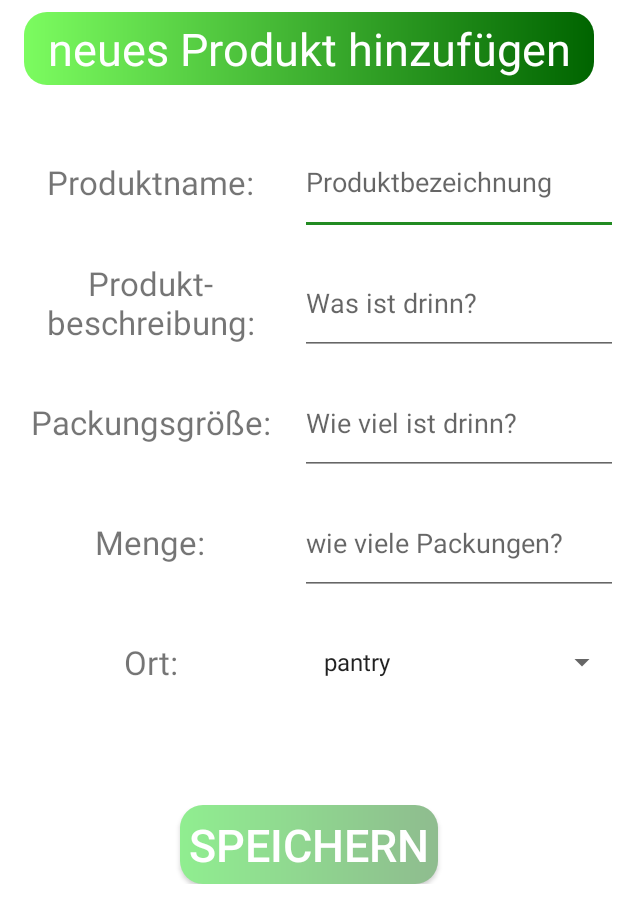
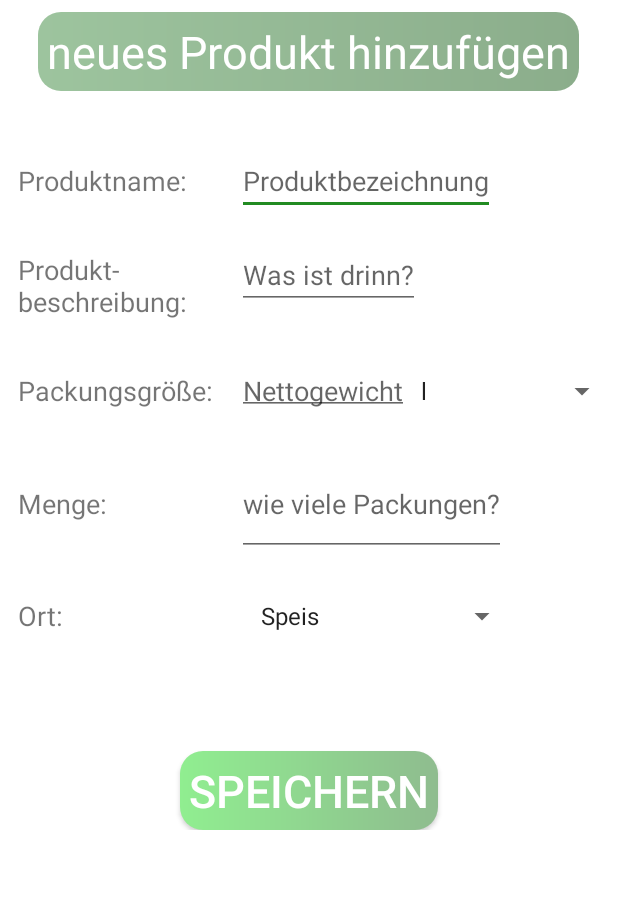
Before and after one commit to kathkirch/speisekammerApp, an Android app: the InsertProduct screen opened directly, with no data from a screen before it, on a phone screen of 412 x 824 dp. Shown: the top 923 px of the screen. Run offline under Robolectric (Android 15) with nearby library versions, the phone set to English and light mode, and no system bars; our stand-ins replace Firebase (no records; nobody signed in at launch, a user with empty details on screens opened directly); 1 statement that could not run was skipped.

Commit message:
add insertProduct and update Product Mehtods

```diff
--- a/app/src/main/AndroidManifest.xml
+++ b/app/src/main/AndroidManifest.xml
@@ -19,7 +19,9 @@
         android:supportsRtl="true"
         android:theme="@style/vorratskammer_layout"
         android:usesCleartextTraffic="true">
-        <activity android:name=".InsertProduct"></activity>
+
+
+        <activity android:name=".InsertProduct" />
         <activity android:name=".MainActivity">
             <intent-filter>
                 <action android:name="android.intent.action.MAIN" />
--- a/app/src/main/java/com/example/myapplication/InsertProduct.java
+++ b/app/src/main/java/com/example/myapplication/InsertProduct.java
@@ -25,40 +25,48 @@ public class InsertProduct extends AppCompatActivity {
     private EditText pSize;
     private EditText pAmount;
     private Button btSpeichern;
-
     private Spinner spLocation;
+    private Spinner spUnits;
 
     private String receivingBarcode;
     private String proName;
     private String proDescription;
-    private int proSize;
+    private String proSize;
     private double proAmount;
-    private Produkt.Location proLocation;
+    private String proLocation;
 
+    private String loco;
 
+    private final String [] array_Units = new String [] {"l", "ml", "g", "kg"};
 
-
+    private final String [] array_locations = new String [] {"Speis", "Vorratsschrank", "Kühlschrank",
+                                                        "Gefrierschrank"};
 
     @Override
     protected void onCreate(Bundle savedInstanceState) {
         super.onCreate(savedInstanceState);
         setContentView(R.layout.activity_insert_product);
 
+        Intent intent = getIntent();
+
+        receivingBarcode = intent.getStringExtra(IntoDatabase.BARCODE);
+        loco = intent.getStringExtra(IntoDatabase.LOCATION);
+
         pName = findViewById(R.id.eTpName);
         pDescription = findViewById(R.id.eTpDesc);
         pSize = findViewById(R.id.eTpSize);
+        spUnits = findViewById(R.id.spUnits);
         pAmount = findViewById(R.id.eTpAmount);
         spLocation = findViewById(R.id.spLocation);
         btSpeichern = findViewById(R.id.btSave);
 
-        proName = pName.getText().toString();
+        spLocation.setAdapter(new ArrayAdapter<String>(this,
+                android.R.layout.simple_list_item_1, array_locations));
+        spUnits.setAdapter(new ArrayAdapter<String>(this,
+                android.R.layout.simple_selectable_list_item, array_Units));
 
-        spLocation.setAdapter(new ArrayAdapter<Produkt.Location>(this,
-                android.R.layout.simple_list_item_1, Produkt.Location.values()));
 
-        Intent intent = getIntent();
-        receivingBarcode = intent.getStringExtra(IntoDatabase.BARCODE);
-
+        spLocation.setSelection(getSelection(loco));
 
         btSpeichern.setOnClickListener(new View.OnClickListener() {
             @Override
@@ -85,33 +93,54 @@ public class InsertProduct extends AppCompatActivity {
         return dataChecked;
     }
 
+    public int getSelection (String loco){
+        int index;
+        switch (loco){
+            case "Speis" :
+                index = 0;
+                return index;
+            case "Vorratsschrank" :
+                index = 1;
+                return index;
+            case "Kühlschrank" :
+                index = 2;
+                return index;
+            case "Gefrierschrank" :
+                index = 3;
+                return index;
+            default:
+                return 0;
+        }
+    }
+
     public void addToDatabase (){
+
+        proLocation = spLocation.getSelectedItem().toString();
 
         FirebaseDatabase database = FirebaseDatabase.getInstance();
         DatabaseReference productNode = database.getReference("products");
-
+        DatabaseReference locationNode = productNode.child(proLocation);
+        DatabaseReference barcodeNode = locationNode.child(receivingBarcode);
         Produkt produkt;
 
-        if (checkData() && (receivingBarcode != null)) {
+        if (checkData() && (receivingBarcode != null) && (loco != null)) {
             proName = pName.getText().toString();
             proDescription = pDescription.getText().toString();
-            proSize = Integer.parseInt(pSize.getText().toString());
+            proSize = (pSize.getText().toString() + spUnits.getSelectedItem().toString());
             proAmount = Double.parseDouble(pAmount.getText().toString());
-            proLocation = (Produkt.Location) spLocation.getSelectedItem();
+
 
             produkt = new Produkt(receivingBarcode, proName, proDescription, proSize,
                     proAmount, proLocation);
 
-            productNode.child(receivingBarcode).setValue(produkt);
-            Toast.makeText(getApplicationContext(), "Produkt hinzugefuegt", Toast.LENGTH_SHORT)
+
+            barcodeNode.setValue(produkt);
+            Toast.makeText(getApplicationContext(), R.string.produkt_hinzugefuegt, Toast.LENGTH_SHORT)
                     .show();
 
         } else {
-            Toast.makeText(getApplicationContext(), "Produkt konnte nicht gespeichert werden",
+            Toast.makeText(getApplicationContext(), R.string.produkt_nicht_gespeichert,
                     Toast.LENGTH_SHORT).show();
         }
     }
-
-
-
 }
--- a/app/src/main/java/com/example/myapplication/MainActivity.java
+++ b/app/src/main/java/com/example/myapplication/MainActivity.java
@@ -1,7 +1,9 @@
 package com.example.myapplication;
 
+import androidx.appcompat.app.AlertDialog;
 import androidx.appcompat.app.AppCompatActivity;
 
+import android.content.DialogInterface;
 import android.content.Intent;
 import android.os.Bundle;
 import android.view.View;
@@ -42,6 +44,9 @@ public class MainActivity extends AppCompatActivity implements View.OnClickListe
     public void onClick(View v) {
         switch (v.getId()){
             case R.id.button_new:
+
+
+
                 intentBarcode = new Intent(this, BarcodeScanner.class);
                 startActivity(intentBarcode);
                 break;
--- a/app/src/main/java/com/example/myapplication/Produkt.java
+++ b/app/src/main/java/com/example/myapplication/Produkt.java
@@ -8,30 +8,22 @@ import java.util.HashMap;
 import java.util.HashSet;
 import java.util.Map;
 
-public class Produkt {
-
-
-
-    public enum Location {
-        pantry,
-        pantryboard,
-        fridge,
-        freezer
-    }
+public class Produkt implements Comparable <Produkt> {
 
     private String barcode;
     private String productName;
     private String productDescription;
-    private int packSize;
+    private String packSize;
     private double packageAmount;
-    Location location;
+    private String location;
+
 
     public Produkt (){
 
     }
 
     public Produkt (String barcode, String productName, String productDescription,
-                   int packSize, double packageAmount, Location location) {
+                   String packSize, double packageAmount, String location) {
         this.barcode = barcode;
         this.productName = productName;
         this.productDescription = productDescription;
@@ -52,7 +44,7 @@ public class Produkt {
         return productDescription;
     }
 
-    public int getPackSize() {
+    public String getPackSize() {
         return packSize;
     }
 
@@ -64,9 +56,17 @@ public class Produkt {
         this.packageAmount = packageAmount;
     }
 
-    public Location getLocation() {
+    public String getLocation() {
         return location;
     }
 
+    @Override
+    public int compareTo(Produkt o) {
+        int c = this.barcode.compareTo(o.barcode);
+        return c;
+    }
 
+    public void setBarcode(String barcode) {
+        this.barcode = barcode;
+    }
 }
--- a/app/src/main/res/drawable/title_style.xml
+++ b/app/src/main/res/drawable/title_style.xml
@@ -5,8 +5,9 @@
     <!-- <solid android:color="@color/teal_200"/> -->
 
     <gradient
-        android:startColor="@color/LawnGreen"
-        android:endColor="@color/DarkGreen"
+        android:startColor="#9dc49e"
+        android:endColor="#8bad8b"
+
         android:type="linear"/>
 
     <corners android:radius="15dp"/>
--- a/app/src/main/res/layout/activity_insert_product.xml
+++ b/app/src/main/res/layout/activity_insert_product.xml
@@ -4,7 +4,7 @@
     xmlns:tools="http://schemas.android.com/tools"
     android:layout_width="match_parent"
     android:layout_height="match_parent"
-    android:backgroundTint="@color/LightGoldenrodYellow"
+    android:backgroundTint="@color/background_green"
     tools:context=".InsertProduct">
 
     <LinearLayout
@@ -13,37 +13,38 @@
         android:orientation="vertical">
 
         <TextView
-            android:layout_width="380dp"
+            android:layout_width="wrap_content"
             android:layout_height="match_parent"
             android:background="@drawable/title_style"
             android:textColor="@color/white"
             android:textSize="30sp"
             android:layout_marginTop="8dp"
             android:layout_marginBottom="30dp"
-            android:padding="4dp"
+            android:padding="6dp"
             android:gravity="center"
             android:layout_gravity="center"
             android:text="@string/neues_produkt_hinzufuegen"
         />
 
         <LinearLayout
-            android:layout_width="match_parent"
-            android:layout_height="70dp"
+            android:layout_width="wrap_content"
+            android:layout_height="60dp"
             android:orientation="horizontal"
-            android:layout_marginBottom="10dp">
+            android:layout_marginBottom="10dp"
+            android:layout_marginStart="8dp">
 
             <TextView
-                android:layout_width="200dp"
+                android:layout_width="150dp"
                 android:layout_height="match_parent"
-                android:gravity="center"
-                android:textSize="22sp"
+                android:gravity="center_vertical"
+                android:textSize="18sp"
                 android:padding="4dp"
                 android:text="@string/produktname"/>
 
             <EditText
                 android:id="@+id/eTpName"
-                android:layout_width="match_parent"
-                android:layout_height="match_parent"
+                android:layout_width="wrap_content"
+                android:layout_height="wrap_content"
                 android:inputType="text"
                 android:hint="@string/produktbezeichnung"
                 android:importantForAutofill="no" />
@@ -51,74 +52,83 @@
         </LinearLayout>
 
         <LinearLayout
-            android:layout_width="match_parent"
-            android:layout_height="70dp"
+            android:layout_width="wrap_content"
+            android:layout_height="60dp"
             android:orientation="horizontal"
-            android:layout_marginBottom="10dp">
+            android:layout_marginBottom="10dp"
+            android:layout_marginStart="8dp">
 
             <TextView
-                android:layout_width="200dp"
+                android:layout_width="150dp"
                 android:layout_height="match_parent"
-                android:gravity="center"
-                android:textSize="22sp"
+                android:gravity="center_vertical"
+                android:textSize="18sp"
                 android:padding="4dp"
                 android:text="@string/produkt_beschreibung"/>
 
 
             <EditText
                 android:id="@+id/eTpDesc"
-                android:layout_width="match_parent"
-                android:layout_height="match_parent"
+                android:layout_width="wrap_content"
+                android:layout_height="wrap_content"
                 android:inputType="text"
                 android:hint="@string/was_ist_drinn"
-                android:padding="4dp"
                 android:importantForAutofill="no" />
 
         </LinearLayout>
 
         <LinearLayout
             android:layout_width="match_parent"
-            android:layout_height="70dp"
+            android:layout_height="60dp"
             android:orientation="horizontal"
-            android:layout_marginBottom="10dp">
+            android:layout_marginBottom="10dp"
+            android:layout_marginStart="8dp">
 
             <TextView
-                android:layout_width="200dp"
+                android:layout_width="150dp"
                 android:layout_height="match_parent"
-                android:gravity="center"
-                android:textSize="22sp"
+                android:gravity="center_vertical"
+                android:textSize="18sp"
                 android:padding="4dp"
                 android:text="@string/packungsgroesse"/>
 
             <EditText
                 android:id="@+id/eTpSize"
-                android:layout_width="match_parent"
-                android:layout_height="match_parent"
+                android:layout_width="wrap_content"
+                android:layout_height="wrap_content"
                 android:inputType="number"
-                android:hint="@string/wie_viel_ist_drinn"
+                android:hint="@string/netto_gewicht"
                 android:padding="4dp"
                 android:importantForAutofill="no" />
+
+            <Spinner
+                android:id="@+id/spUnits"
+                android:layout_width="match_parent"
+                android:layout_height="match_parent">
+            </Spinner>
+
 
         </LinearLayout>
 
         <LinearLayout
-            android:layout_width="match_parent"
+            android:layout_width="wrap_content"
             android:layout_height="70dp"
             android:orientation="horizontal"
-            android:layout_marginBottom="10dp">
+            android:layout_marginBottom="10dp"
+            android:layout_marginStart="8dp">
 
 
             <TextView
-                android:layout_width="200dp"
+                android:layout_width="150dp"
                 android:layout_height="match_parent"
-                android:gravity="center"
-                android:textSize="22sp"
+                android:gravity="center_vertical"
+                android:textSize="18sp"
                 android:padding="4dp"
                 android:text="@string/menge"/>
 
             <EditText
                 android:id="@+id/eTpAmount"
-                android:layout_width="match_parent"
+                android:layout_width="wrap_content"
                 android:layout_height="match_parent"
                 android:inputType="numberDecimal"
                 android:padding="4dp"
@@ -128,22 +138,23 @@
         </LinearLayout>
 
         <LinearLayout
-            android:layout_width="match_parent"
-            android:layout_height="70dp"
+            android:layout_width="wrap_content"
+            android:layout_height="60dp"
             android:orientation="horizontal"
-            android:layout_marginBottom="20dp">
+            android:layout_marginBottom="20dp"
+            android:layout_marginStart="8dp">
 
             <TextView
-                android:layout_width="200dp"
+                android:layout_width="150dp"
                 android:layout_height="match_parent"
-                android:gravity="center"
-                android:textSize="22sp"
+                android:gravity="center_vertical"
+                android:textSize="18sp"
                 android:padding="4dp"
                 android:text="@string/ort"/>
 
             <Spinner
                 android:id="@+id/spLocation"
-                android:layout_width="match_parent"
+                android:layout_width="wrap_content"
                 android:layout_height="match_parent"
                 />
 
--- a/app/src/main/res/layout/activity_main.xml
+++ b/app/src/main/res/layout/activity_main.xml
@@ -6,7 +6,7 @@
     android:layout_width="match_parent"
     android:layout_height="match_parent"
     tools:context=".MainActivity"
-    android:backgroundTint="@color/LightGoldenrodYellow">
+    android:backgroundTint="@color/background_green">
 
 
     <androidx.appcompat.widget.AppCompatButton
--- /dev/null
+++ b/app/src/main/res/layout/recycler_products.xml
@@ -0,0 +1,6 @@
+<?xml version="1.0" encoding="utf-8"?>
+<androidx.constraintlayout.widget.ConstraintLayout
+    xmlns:android="http://schemas.android.com/apk/res/android" android:layout_width="match_parent"
+    android:layout_height="match_parent">
+
+</androidx.constraintlayout.widget.ConstraintLayout>
--- a/app/src/main/res/values/colors.xml
+++ b/app/src/main/res/values/colors.xml
@@ -138,6 +138,10 @@
     <color name="Navy">#000080</color>
     <color name="Black">#000000</color>
 
+    <color name="background_green">#E2FFE0</color>
+
+
+    <color name="MySeaGreen">#3DB309</color>
     <color name="GreenYellow">#ADFF2F</color>
     <color name="Turquoise">#40E0D0</color>
     <color name="MediumSeaGreen">#3CB371</color>
@@ -151,7 +155,7 @@
     <color name="DarkOliveGreen">#556B2F</color>
     <color name="SpringGreen">#00FF7F</color>
     <color name="Lime">#00FF00</color>
-    <color name="MediumSpringGreen">#00FA9A</color>
+    <color name="MediumSpringGreen">#00E09A</color>
     <color name="DarkTurquoise">#00CED1</color>
     <color name="OliveDrab">#6B8E23</color>
     <color name="Green">#008000</color>
--- a/app/src/main/res/values/strings.xml
+++ b/app/src/main/res/values/strings.xml
@@ -1,17 +1,14 @@
 <resources>
     <string name="app_name">My Application</string>
-    <string name="kuehlschrank">Kuehlschrank</string>
-    <string name="tiefkuehler">Tiefkuehler</string>
+
+    <string name="tiefkuehler">Tiefkühler</string>
     <string name="neu">NEU</string>
-    <string name="speis">Speis</string>
-    <string name="vorratsschrank">Vorratsschrank</string>
     <string name="willkommen_in_deiner_vorratskammer">Willkommen in deiner Vorratskammer</string>
     <string name="title_activity_into_database">IntoDatabase</string>
     <!--
     This string is used for square devices and overridden by hello_world in
     values-round/strings.xml for round devices.
     -->
-    <string name="hello_world">Hello Square World!</string>
     <string name="speichern">speichern</string>
     <string name="ort">Ort:</string>
     <string name="menge">Menge:</string>
@@ -24,4 +21,12 @@
     <string name="wie_viel_ist_drinn">Wie viel ist drinn?</string>
     <string name="produktname">Produktname:</string>
     <string name="alleFelderAusfuellen_warnung">es müssen alle Felder ausgefüllt werden</string>
+    <string name="speis">Speis</string>
+    <string name="vorratsschrank">Vorratsschrank</string>
+    <string name="kuehlschrank">Kühlschrank</string>
+    <string name="gefrierschrank">Gefrierschrank</string>
+    <string name="produkt_hinzugefuegt">Produkt hinzugefügt</string>
+    <string name="produkt_nicht_gespeichert">Produkt konnte nicht gespeichert werden</string>
+    <string name="products">products</string>
+    <string name="netto_gewicht">Nettogewicht</string>
 </resources>
```
Also changed, not shown: app/src/main/java/com/example/myapplication/BarcodeScanner.java (+40 -0 lines), app/src/main/java/com/example/myapplication/HelperClass.java (added, +32 -0 lines), app/src/main/java/com/example/myapplication/IntoDatabase.java (+38 -21 lines), app/src/main/res/layout/activity_barcode_scanner.xml (+78 -5 lines), app/src/main/res/layout/activity_into_database.xml (deleted, +0 -14 lines).
